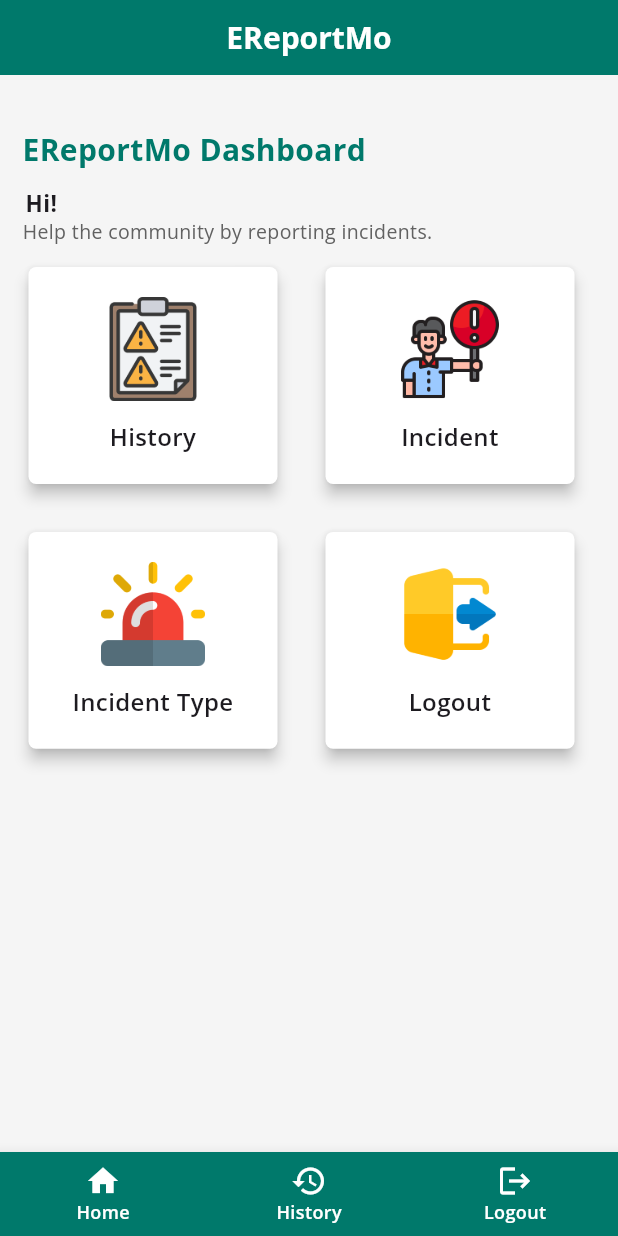
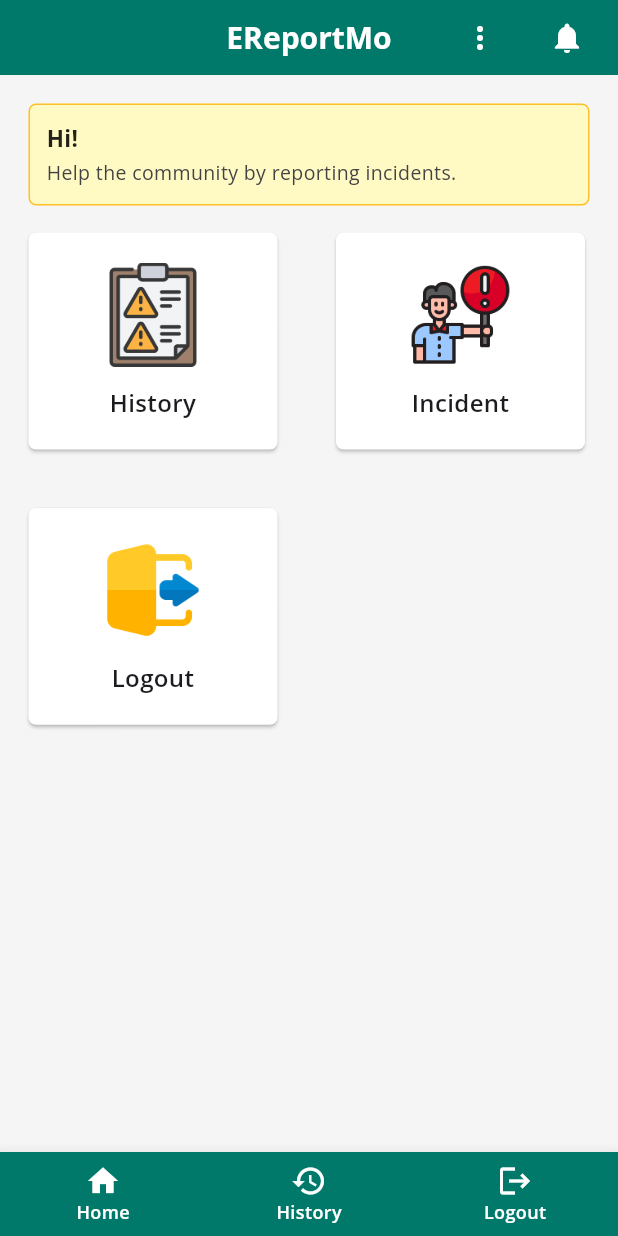
Before and after one commit to kiannaquines/ereportmo-app, a Flutter app: the DashboardScreen screen opened directly, on a phone screen of 412 x 824 dp. Run offline on Flutter 3.47's test engine with Material 3 defaults, Android fonts, the phone set to English and light mode, and no system bars; our stand-ins replace dio, google_fonts, image_picker, location, shared_preferences; missing offline and left inert: drop_down_list; accounts and stored records are empty.

Commit message:
Refactor dashboard and report screens for improved UI and functionality. Update dashboard layout with a new card design and enhanced user greetings. Rename DetailScreen to ReportDetailScreen for clarity. Enhance ReportScreen with a detailed report history view and improved styling. Add action buttons to the app bar for better navigation options.

```diff
--- a/lib/dashboard.dart
+++ b/lib/dashboard.dart
@@ -41,40 +41,50 @@ class _DashboardScreenState extends State<DashboardScreen> {
       ),
       body: SingleChildScrollView(
         padding: const EdgeInsets.all(15),
+        child: SizedBox(
+          width: MediaQuery.of(context).size.width,
           child: Column(
             crossAxisAlignment: CrossAxisAlignment.start,
             children: [
-            const SizedBox(height: 20),
-            Text(
-              'EReportMo Dashboard',
-              style: TextStyle(
-                fontSize: 20,
-                fontWeight: FontWeight.bold,
-                fontFamily: GoogleFonts.openSans().fontFamily,
-                color: theme.colorScheme.primary,
+              SizedBox(
+                width: MediaQuery.of(context).size.width,
+                child: Card(
+                  color: Colors.yellow.shade100,
+                  elevation: 0,
+                  shape: RoundedRectangleBorder(
+                    borderRadius: BorderRadius.circular(5),
+                    side: BorderSide(color: Colors.yellow.shade700, width: 1),
                   ),
-              textAlign: TextAlign.center,
-            ),
-            const SizedBox(height: 10),
+                  child: Padding(
+                    padding: const EdgeInsets.all(12.0),
+                    child: Column(
+                      mainAxisSize: MainAxisSize.min,
+                      crossAxisAlignment: CrossAxisAlignment.start,
+                      children: [
                         Text(
                           'Hi! $userName',
                           style: TextStyle(
                             fontSize: 15,
                             fontWeight: FontWeight.bold,
                             fontFamily: GoogleFonts.openSans().fontFamily,
+                            color: Colors.black87,
                           ),
-              textAlign: TextAlign.center,
                         ),
+                        const SizedBox(height: 4),
                         Text(
                           'Help the community by reporting incidents.',
                           style: TextStyle(
                             fontSize: 13,
-                color: Colors.grey.shade700,
+                            color: Colors.grey.shade800,
                             fontFamily: GoogleFonts.openSans().fontFamily,
                           ),
                         ),
+                      ],
+                    ),
+                  ),
+                ),
+              ),
               const SizedBox(height: 10),
-
               LayoutBuilder(
                 builder: (context, constraints) {
                   double screenWidth = MediaQuery.of(context).size.width;
@@ -82,9 +92,9 @@ class _DashboardScreenState extends State<DashboardScreen> {
                       screenWidth < 600 ? screenWidth / 2 - 32 : 200;
 
                   return Wrap(
-                  spacing: 24,
-                  runSpacing: 24,
-                  alignment: WrapAlignment.center,
+                    spacing: 31,
+                    runSpacing: 31,
+                    alignment: WrapAlignment.start,
                     children: [
                       _buildCard(
                         image: 'images/report-list.png',
@@ -92,9 +102,7 @@ class _DashboardScreenState extends State<DashboardScreen> {
                         onTap: () {
                           Navigator.of(context).push(
                             MaterialPageRoute(
-                            builder:
-                                (context) =>
-                                    const ReportScreen(title: 'Report List'),
+                              builder: (context) => const ReportScreen(),
                             ),
                           );
                         },
@@ -116,20 +124,6 @@ class _DashboardScreenState extends State<DashboardScreen> {
                         width: cardWidth,
                       ),
                       _buildCard(
-                      image: 'images/incident-type.png',
-                      label: 'Incident Type',
-                      onTap: () {
-                        Navigator.of(context).push(
-                          MaterialPageRoute(
-                            builder:
-                                (context) =>
-                                    const TypeScreen(title: 'Incident Type'),
-                          ),
-                        );
-                      },
-                      width: cardWidth,
-                    ),
-                    _buildCard(
                         image: 'images/logout.png',
                         label: 'Logout',
                         onTap: () {
@@ -142,6 +136,7 @@ class _DashboardScreenState extends State<DashboardScreen> {
                 },
               ),
             ],
+          ),
         ),
       ),
       bottomNavigationBar: BottomNavigationBar(
@@ -219,7 +214,7 @@ class _DashboardScreenState extends State<DashboardScreen> {
       width: width,
       child: Card(
         color: Colors.white,
-        elevation: 4,
+        elevation: 1,
         shape: RoundedRectangleBorder(borderRadius: BorderRadius.circular(5)),
         child: InkWell(
           onTap: onTap,
--- a/lib/includes/appbar.dart
+++ b/lib/includes/appbar.dart
@@ -38,6 +38,12 @@ class _EReportModeAppBarState extends State<EReportModeAppBar> {
       centerTitle: true,
       backgroundColor: theme.colorScheme.primary,
       foregroundColor: Colors.white,
+      actions: [
+        IconButton(onPressed: () {}, icon: const Icon(Icons.more_vert)),
+        const SizedBox(width: 10),
+        IconButton(onPressed: () {}, icon: const Icon(Icons.notifications)),
+        const SizedBox(width: 10),
+      ],
     );
   }
 }
```
Also changed, not shown: lib/detail.dart (+10 -5 lines), lib/report.dart (+72 -2 lines). Lines whose indentation alone changed are shown as unchanged.
